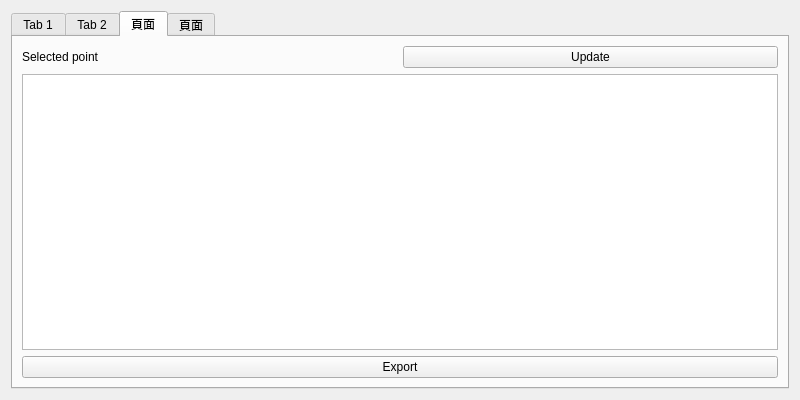
gary1003/select_point_QGIS_plugin, file select_point_dialog_base.ui: the form before one commit.
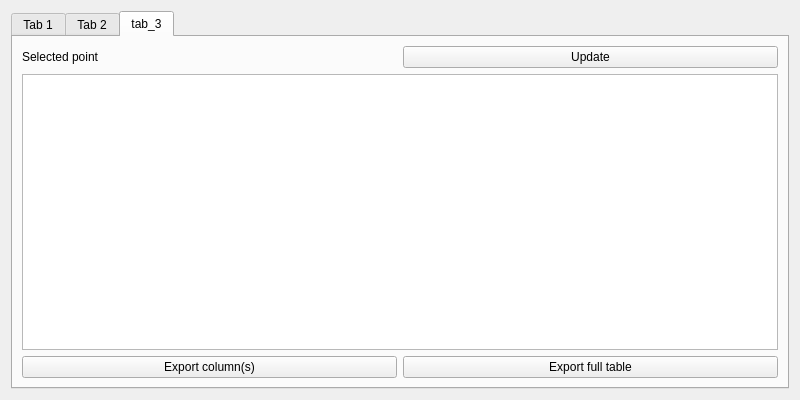
The form after the commit. The open tabs and pages were chosen to show the change.

Commit message: (2021.05.14) export button unfunushed

What changed in the file:
```diff
--- a/select_point_dialog_base.ui
+++ b/select_point_dialog_base.ui
@@ -84,7 +84,7 @@
      </widget>
      <widget class="QWidget" name="tab_3">
       <attribute name="title">
-       <string>頁面</string>
+       <string>tab_3</string>
       </attribute>
       <layout class="QGridLayout" name="gridLayout_5">
        <item row="0" column="0">
@@ -97,7 +97,7 @@
           </widget>
          </item>
          <item row="0" column="1">
-          <widget class="QPushButton" name="pushButton_5">
+          <widget class="QPushButton" name="pushButton_4">
            <property name="text">
             <string>Update</string>
            </property>
@@ -106,25 +106,23 @@
          <item row="1" column="0" colspan="2">
           <widget class="QTableWidget" name="tableWidget"/>
          </item>
-         <item row="2" column="0" colspan="2">
-          <widget class="QPushButton" name="pushButton_4">
+         <item row="2" column="0">
+          <widget class="QPushButton" name="pushButton_5">
            <property name="text">
-            <string>Export</string>
+            <string>Export column(s)</string>
+           </property>
+          </widget>
+         </item>
+         <item row="2" column="1">
+          <widget class="QPushButton" name="pushButton_6">
+           <property name="text">
+            <string>Export full table</string>
            </property>
           </widget>
          </item>
         </layout>
        </item>
       </layout>
-      <zorder>pushButton_5</zorder>
-      <zorder>tableWidget</zorder>
-      <zorder>label_3</zorder>
-      <zorder>pushButton_4</zorder>
-     </widget>
-     <widget class="QWidget" name="tab_4">
-      <attribute name="title">
-       <string>頁面</string>
-      </attribute>
      </widget>
     </widget>
    </item>
```
Left out of the diff: 4 changed lines with no effect on the pictures. The commit also changes 3 other files.
